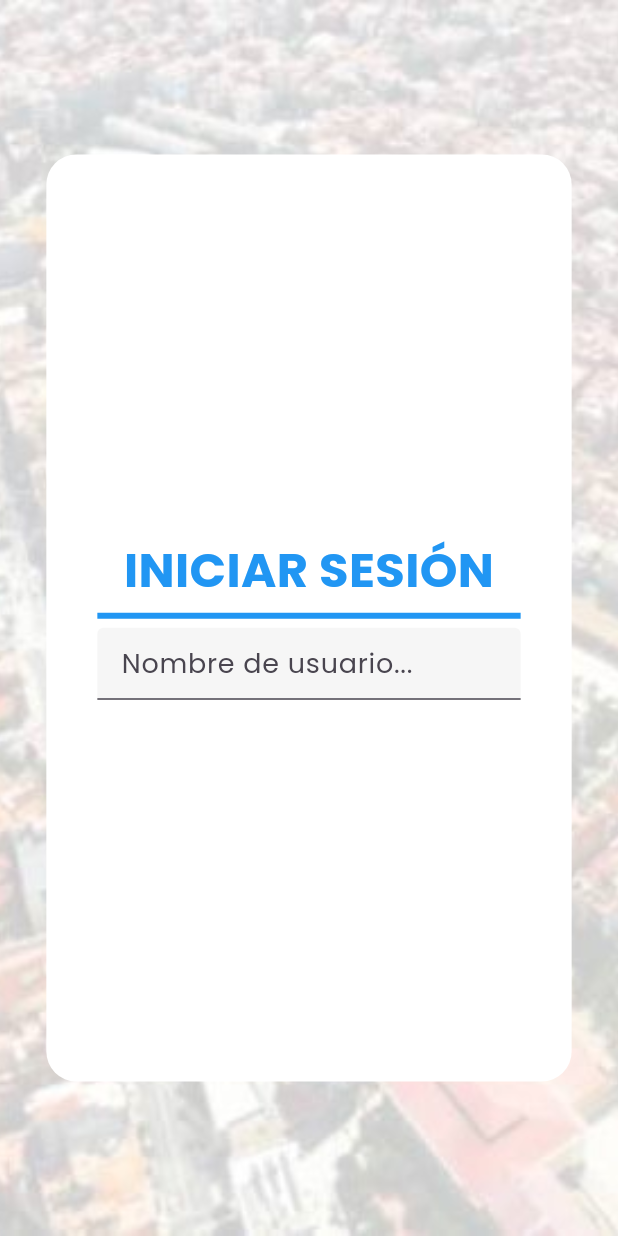
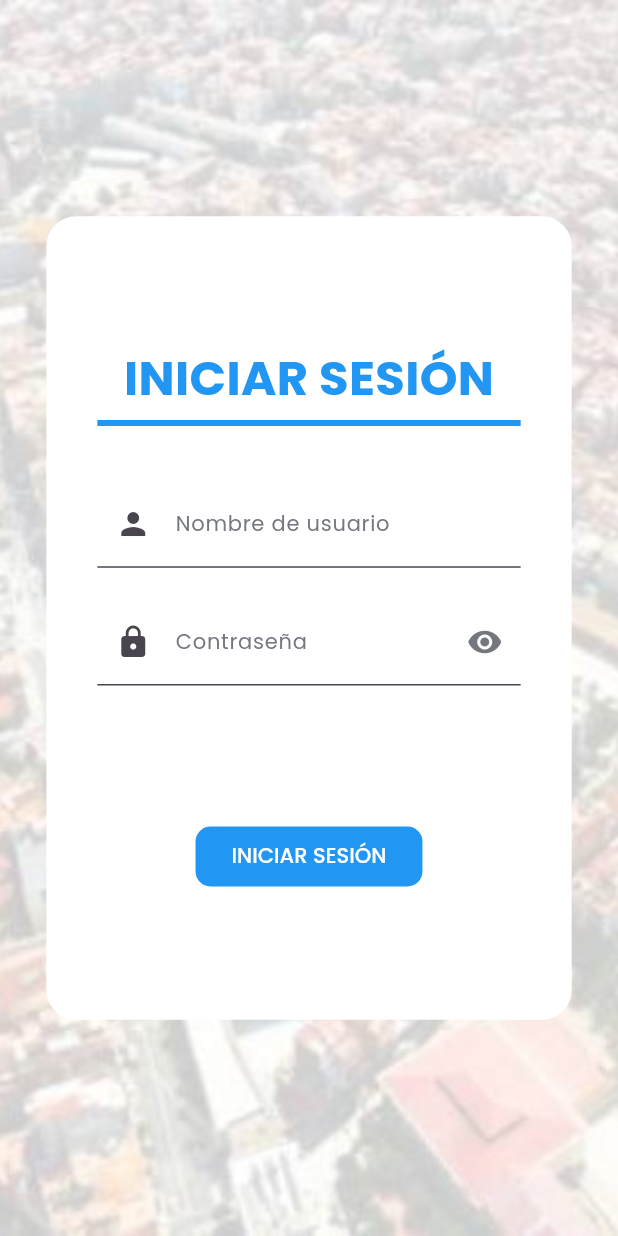
Before and after one commit to Margaux-Boileau/app-merchants-association, a Flutter app: the screen it shows after launch, on a phone screen of 412 x 824 dp. Run offline on Flutter 3.47's test engine with Material 3 defaults, Android fonts, the phone set to English and light mode, and no system bars; generated files the repository leaves out were written again.

Commit message:
Maquetacion login

```diff
--- a/lib/l10n/app_en.arb
+++ b/lib/l10n/app_en.arb
@@ -1,3 +1,10 @@
 {
-  "helloWorld": "¡Hola Mundo!"
+  "helloWorld": "¡Hola Mundo!",
+
+  "login": "INICIAR SESIÓN",
+  "username_separated": "Nombre de usuario",
+  "password": "Contraseña",
+  "empty_password_validate" : "Introduce una contraseña",
+  "short_password": "Contraseña demasiado corta",
+  "empty_username": "Introduce un nombre de usuario"
 }
--- a/lib/l10n/app_es.arb
+++ b/lib/l10n/app_es.arb
@@ -1,3 +1,10 @@
 {
-  "helloWorld": "¡Hola Mundo!"
+  "helloWorld": "¡Hola Mundo!",
+
+  "login": "INICIAR SESIÓN",
+  "username_separated": "Nombre de usuario",
+  "password": "Contraseña",
+  "empty_password_validate" : "Introduce una contraseña",
+  "short_password": "Contraseña demasiado corta",
+  "empty_username": "Introduce un nombre de usuario"
 }
--- a/lib/src/app.dart
+++ b/lib/src/app.dart
@@ -24,7 +24,14 @@ class _AppComerciantsState extends State<AppComerciants> {
       DeviceOrientation.portraitDown,
     ]);
 
-    return MaterialApp(
+    return GestureDetector(
+      onTap: () {
+        FocusScopeNode currentFocus = FocusScope.of(context);
+        if (!currentFocus.hasPrimaryFocus && currentFocus.focusedChild != null) {
+          currentFocus.focusedChild?.unfocus();
+        }
+      },
+      child: MaterialApp(
         title: 'App Comerciants',
         debugShowCheckedModeBanner: false,
         theme: AppStyles.mainTheme,
@@ -40,6 +47,7 @@ class _AppComerciantsState extends State<AppComerciants> {
         ],
         initialRoute: NavigatorRoutes.signIn,
         onGenerateRoute: AppRouter.generateRoute,
+      ),
     );
   }
 }
--- a/lib/src/ui/screens/auth/sign_in.dart
+++ b/lib/src/ui/screens/auth/sign_in.dart
@@ -1,13 +1,27 @@
+import 'dart:math';
+
 import 'package:app_merchants_association/src/config/app_styles.dart';
 import 'package:flutter/material.dart';
 import 'package:flutter_gen/gen_l10n/app_localizations.dart';
 
 import '../../../config/app_colors.dart';
+import '../../../utils/form_validation.dart';
 
-class SignIn extends StatelessWidget {
+class SignIn extends StatefulWidget {
   SignIn({super.key});
 
+  @override
+  State<SignIn> createState() => _SignInState();
+}
+
+class _SignInState extends State<SignIn> {
   final _formKey = GlobalKey<FormState>();
+
+  var mailController = TextEditingController();
+
+  var passwordController = TextEditingController();
+
+  bool hintPassw = true;
 
   @override
   Widget build(BuildContext context) {
@@ -33,7 +47,7 @@ class SignIn extends StatelessWidget {
   Widget loginCard(BuildContext context){
     return Center(
       child: Container(
-        height: MediaQuery.of(context).size.height * 0.75,
+        height: MediaQuery.of(context).size.height * 0.65,
         width: MediaQuery.of(context).size.width * 0.85,
         decoration: BoxDecoration(
           borderRadius: const BorderRadius.all(Radius.circular(20)),
@@ -47,7 +61,7 @@ class SignIn extends StatelessWidget {
               mainAxisAlignment: MainAxisAlignment.center,
               children: [
                 Text(
-                  "INICIAR SESIÓN",
+                  AppLocalizations.of(context)!.login,
                   style: AppStyles.textTheme.headlineLarge?.copyWith(
                     color: AppColors.primaryBlue,
                     fontWeight: FontWeight.bold
@@ -57,11 +71,80 @@ class SignIn extends StatelessWidget {
                   color: AppColors.primaryBlue,
                   thickness: 4,
                 ),
-                TextFormField(
-
-                  decoration: InputDecoration(
-                    hintText: "Nombre de usuario...",
-
+                SizedBox(
+                  height: 20,
+                ),
+                Padding(
+                  padding: const EdgeInsets.symmetric(vertical: 10),
+                  child: TextFormField(
+                    controller: mailController,
+                    decoration: InputDecoration(
+                      labelText: AppLocalizations.of(context)!.username_separated,
+                      fillColor: Colors.white,
+                      hintText: AppLocalizations.of(context)!.username_separated,
+                      hintStyle: const TextStyle(
+                        fontSize: 15
+                      ),
+                      prefixIcon: const Icon(
+                        Icons.person,
+                      ),
+                      focusedBorder:OutlineInputBorder(
+                        borderSide: const BorderSide(color: Colors.white),
+                        borderRadius: BorderRadius.circular(25.0),
+                      ),
+                    ),
+                    validator: (value) => FormValidation.validateUsername(value!, context)
+                  ),
+                ),
+                Padding(
+                  padding: const EdgeInsets.symmetric(vertical: 10),
+                  child: TextFormField(
+                    controller: passwordController,
+                    obscureText: hintPassw,
+                    decoration: InputDecoration(
+                      labelText: AppLocalizations.of(context)!.password,
+                      fillColor: Colors.white,
+                      hintText: AppLocalizations.of(context)!.password,
+                      hintStyle: const TextStyle(
+                          fontSize: 15
+                      ),
+                      prefixIcon: const Icon(
+                        Icons.lock,
+                      ),
+                      suffixIcon: IconButton(
+                        onPressed: (){
+                          setState(() {
+                            hintPassw = !hintPassw;
+                          });
+                        },
+                        icon: Icon(
+                          hintPassw ? Icons.visibility : Icons.visibility_off_rounded,
+                          color: AppColors.outline,
+                        ),
+                      ),
+                      focusedBorder:OutlineInputBorder(
+                        borderSide: const BorderSide(color: Colors.white),
+                        borderRadius: BorderRadius.circular(25.0),
+                      ),
+                    ),
+                    validator: (value) => FormValidation.validatePassword(value!, context)
+                  ),
+                ),
+                const SizedBox(
+                  height: 80,
+                ),
+                ElevatedButton(
+                  onPressed: () {
+                    login();
+                  },
+                  style: ElevatedButton.styleFrom(
+                    shape: RoundedRectangleBorder(
+                      borderRadius: BorderRadius.circular(10),
+                    ),
+                  ),
+                  child: Text(
+                    AppLocalizations.of(context)!.login,
+                    style: AppStyles.textTheme.titleSmall,
                   ),
                 )
               ],
@@ -71,4 +154,12 @@ class SignIn extends StatelessWidget {
       ),
     );
   }
+
+  login(){
+    if(_formKey.currentState!.validate()){
+      ///TODO HACER PETICION A LA API
+      Navigator.pushReplacementNamed(context, "/profile");
+    }
+  }
+
 }
--- /dev/null
+++ b/lib/src/utils/form_validation.dart
@@ -0,0 +1,179 @@
+import 'package:flutter/services.dart';
+import 'package:flutter/material.dart';
+import 'package:flutter_gen/gen_l10n/app_localizations.dart';
+
+///
+class FormValidation {
+  static final int _minimumPasswordLength = 100;
+  static final int _minimumPhoneLength = 7;
+  static final int _maximumPhoneLength = 15;
+
+  // static RegExp onlyNumbers = RegExp(r"^([0-9])");
+
+  /// Validator genèric per a inputs amb valors de text. Només comprova que el value
+  /// no sigui buit.
+ /* static String? validateText(String value, BuildContext context) {
+    if (value.isEmpty) {
+      return AppLocalizations.of(context)!.getString("form_validation_empty");
+    }
+    return null;
+  }*/
+
+  ///COntrolar que hi hagi valors numérics o que estigui buit
+  /*static String? validateNumericOrEmpty(String value, BuildContext context) {
+    RegExp onlyNumbers = RegExp(r"^[0-9]*$");
+    print(value);
+    if (value.isEmpty) {
+      return null;
+    } else {
+      if (onlyNumbers.hasMatch(value.split(" ")[0])) {
+        return null;
+      }
+    }
+    return AppLocalizations.of(context)!.getString("form_validation_numbers");
+  }*/
+
+
+  /// Comprova que només hi hagi valors numèrics
+ /* static String? validateNumeric(String value, BuildContext context) {
+    RegExp onlyNumbers = RegExp(r"^[0-9]*$");
+    print(value);
+    if (value.isEmpty) {
+      return AppLocalizations.of(context)!.getString("form_validation_empty");
+    } else {
+      if (onlyNumbers.hasMatch(value.split(" ")[0])) {
+        return null;
+      }
+    }
+    return AppLocalizations.of(context)!.getString("form_validation_numbers");
+  }*/
+
+  ///Comprova numéric max 2 decimals i amb un [. o ,]
+  /*static String? validateNumericWithDecimals(String value, BuildContext context) {
+    RegExp priceRegex = RegExp(r"^[0-9]*[.,]?[0-9]{0,2}$");
+    print(value);
+    if (value.isEmpty) {
+      return AppLocalizations.of(context)!.getString("form_validation_empty");
+    } else {
+      if (priceRegex.hasMatch(value)) {
+        return null;
+      }
+    }
+    return AppLocalizations.of(context)!.getString("form_validation_numbers_decimals");
+  }*/
+
+
+
+  static String? validateEmail(String value, BuildContext context) {
+    if (value.isNotEmpty) {
+      RegExp regex = new RegExp(
+          r'^(([^<>()[\]\\.,;:\s@\"]+(\.[^<>()[\]\\.,;:\s@\"]+)*)|(\".+\"))@((\[[0-9]{1,3}\.[0-9]{1,3}\.[0-9]{1,3}\.[0-9]{1,3}\])|(([a-zA-Z\-0-9]+\.)+[a-zA-Z]{2,}))$');
+
+      if (!regex.hasMatch(value))
+        return "El formato del correo es incorrecto";
+    } else {
+      return "El correo esta vacio";
+    }
+    return null;
+  }
+
+  ///Valida una password
+  ///es pot controlar la length [_minimumPasswordLength]
+  ///Descomenta el text per controlar
+  static String? validatePassword(String value, BuildContext context) {
+    if (value.isEmpty) {
+      return AppLocalizations.of(context)!.empty_password_validate;
+    }
+    if (value.length < _minimumPasswordLength) {
+      return AppLocalizations.of(context)!.short_password;
+    }
+    return null;
+  }
+
+  static String? validateUsername(String value, BuildContext context) {
+    if (value.isEmpty) {
+      return AppLocalizations.of(context)!.empty_username;
+    }
+    return null;
+  }
+
+  ///Validat un teléfon entre [_minimumPhoneLength] i [_maximumPhoneLength]
+  // static String? validatePhone(String value, BuildContext context) {
+  //   if (value.isNotEmpty) {
+  //     if (value.length < _minimumPhoneLength ||
+  //         value.length > _maximumPhoneLength) {
+  //       return AppLocalizations.of(context)!.getString(
+  //           "form_validation_invalid_format");
+  //     }
+  //   } else {
+  //     return AppLocalizations.of(context)!.getString("form_validation_empty");
+  //   }
+  //
+  //   return null;
+  // }
+
+  // static String? validateWebPage(String value, BuildContext context) {
+  //   if (value.isNotEmpty) {
+  //     RegExp regex = RegExp(r'^(http(s)?://)?([\w-]+\.)+[\w-]+(/[\w- ;,./?%&=]*)?$');
+  //     if (!regex.hasMatch(value)) {
+  //       return AppLocalizations.of(context)!.getString(
+  //           "form_validation_invalid_format");
+  //     }
+  //   } else {
+  //     return AppLocalizations.of(context)!.getString("form_validation_empty");
+  //   }
+  //   return null;
+  // }
+
+  // static String? validateCIF(String value, BuildContext context) {
+  //   if (value.isNotEmpty) {
+  //     RegExp regex =  RegExp(r'([a-z]|[A-Z])[0-9]{8}$');
+  //
+  //     if (!regex.hasMatch(value)) {
+  //       return AppLocalizations.of(context)!.getString(
+  //           "form_validation_invalid_format");
+  //     }
+  //   } else {
+  //     return AppLocalizations.of(context)!.getString("form_validation_empty");
+  //   }
+  //   return null;
+  // }
+
+  // static String? validateNIF(String value, BuildContext context) {
+  //   if (value.isNotEmpty) {
+  //     RegExp regex = RegExp(r'[0-9]{8}([a-z]|[A-Z])$');
+  //
+  //     if (!regex.hasMatch(value)) {
+  //       return AppLocalizations.of(context)!.getString(
+  //           "form_validation_invalid_format");
+  //     }
+  //   } else {
+  //     return AppLocalizations.of(context)!.getString("form_validation_empty");
+  //   }
+  //   return null;
+  // }
+
+}
+
+///Comprova que no es puguin tenir mes de dos decimals i només un punt
+///Per a controlar valors amb decimals
+class PriceCheck extends TextInputFormatter {
+  @override
+  TextEditingValue formatEditUpdate(TextEditingValue oldValue,
+      TextEditingValue newValue) {
+    String pattern = ".";
+    if(newValue.text.contains(",")){
+      pattern=",";
+    }
+    List<String> value = newValue.text.split(pattern);
+    if (value.length > 2) {
+      return oldValue;
+    }
+    if (value.length > 1) {
+      if (newValue.text.split(pattern)[1].length > 2) {
+        return oldValue;
+      }
+    }
+    return newValue;
+  }
+}
--- a/pubspec.yaml
+++ b/pubspec.yaml
@@ -111,5 +111,5 @@ flutter:
   # see https://flutter.dev/custom-fonts/#from-packages
 
 arb-dir: lib/l10n
-template-arb-file: app_en.arb
+template-arb-file: app_es.arb
 output-localization-file: app_localizations.dart
```
Also changed, not shown: pubspec.lock. Lines whose indentation alone changed are shown as unchanged.
